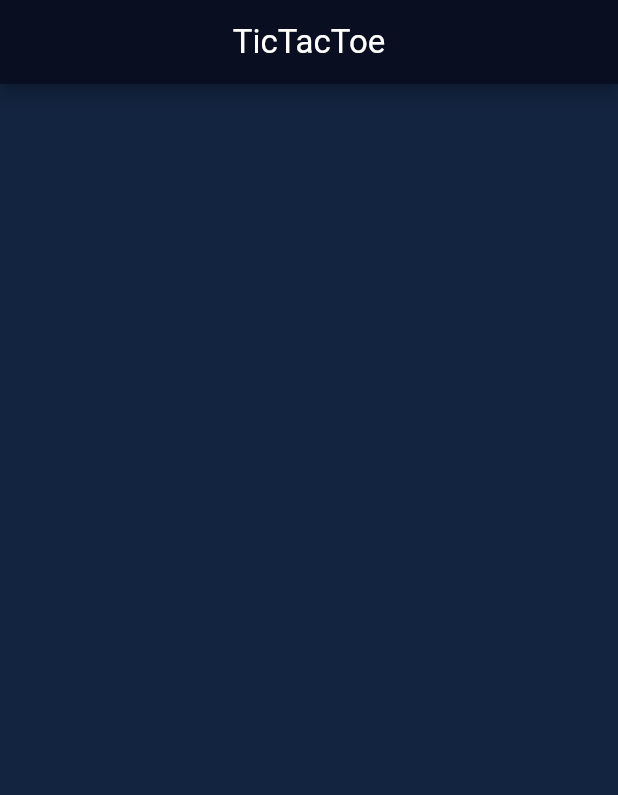
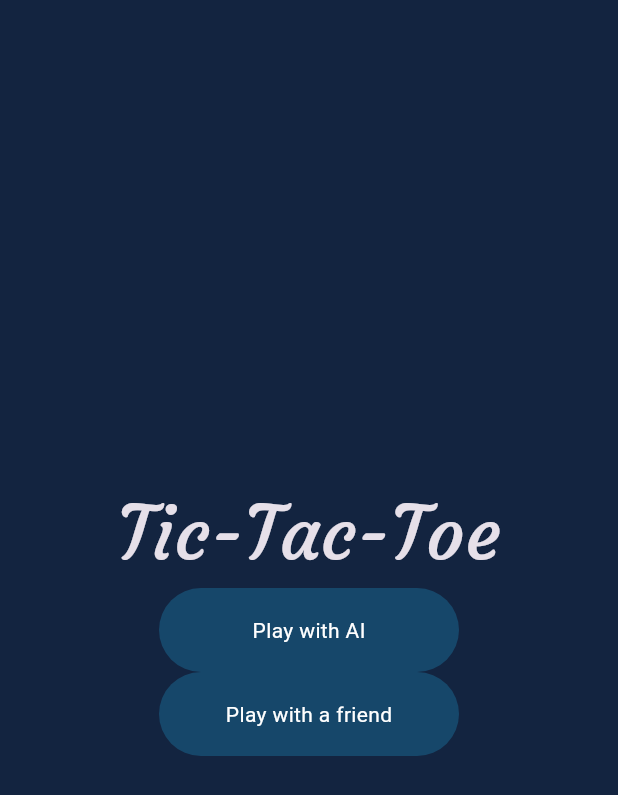
Before and after one commit to carlxxsinenomine/TicTacToe, a Flutter app: the screen it shows after launch, on a phone screen of 412 x 824 dp. Shown: the top 795 px of the screen. Run offline on Flutter 3.47's test engine with Material 3 defaults, Android fonts, the phone set to English and light mode, and no system bars.

Commit message:
ADDED: buttons and main title screen

```diff
--- a/lib/main.dart
+++ b/lib/main.dart
@@ -1,3 +1,5 @@
+import 'dart:math';
+
 import 'package:flutter/material.dart';
 
 void main() => runApp(TicTacToe());
@@ -5,7 +7,9 @@ void main() => runApp(TicTacToe());
 class TicTacToe extends StatelessWidget {
   @override
   Widget build(BuildContext context) {
+
     return MaterialApp(
+      title: 'TicTacToe',
       theme: ThemeData.dark().copyWith(
         useMaterial3: false, // dunno but without this, my custom style won't take effect
         scaffoldBackgroundColor: Color(0xFF132440), //  Change the bg color of the Scaffold
@@ -15,12 +19,71 @@ class TicTacToe extends StatelessWidget {
 
       ),
       home: Scaffold(
-        appBar: AppBar(
-          title: Center(
-              child: Text("TicTacToe")
-          ),
+        body: Column(
+          crossAxisAlignment: CrossAxisAlignment.stretch, // Stretch relative horizontally since it's a Column
+          mainAxisAlignment: MainAxisAlignment.center, // Vertical alignment
+          children: <Widget>[
+            // Title
+            Text(
+              'Tic-Tac-Toe',
+              textAlign: TextAlign.center,
+              style: TextStyle(
+                fontFamily: "Courgette",
+                fontSize: 50,
+              ),
+            ),
+
+            // center the button cause when crossAxis is stretched
+            // the width of the button is also stretched
+            // so centering makes the MainScreenButton relative to the Center widget
+            Center(
+              child: MainScreenButton(
+                titleLabel: 'Play with AI',
+                width: 200,
+                onPressed: () {
+                },
+              ),
+            ),
+            Center(
+              child: MainScreenButton(
+                titleLabel: 'Play with a friend',
+                width: 200,
+                onPressed: () {
+                },
+              ),
+            ),
+          ],
         ),
       ),
     );
   }
 }
+
+class MainScreenButton extends StatelessWidget {
+  final String titleLabel;
+  final VoidCallback? onPressed;
+  final double width;
+
+  const MainScreenButton({
+    required this.titleLabel,
+    this.onPressed,
+    this.width = 150,
+  });
+
+  @override
+  Widget build(BuildContext context) {
+    return RawMaterialButton(
+      onPressed: onPressed,
+      elevation: 0,
+      fillColor: Color(0xFF16476A),
+      constraints: BoxConstraints.tightFor(width: width, height: 56),
+      shape: RoundedRectangleBorder(
+        borderRadius: BorderRadius.circular(28),
+      ),
+      child: Text(
+        titleLabel,
+        style: TextStyle(color: Colors.white),
+      ),
+    );
+  }
+}
```
Also changed, not shown: pubspec.yaml (+9 -12 lines), assets/fonts/Courgette-Regular.ttf (added), assets/fonts/GreatVibes-Regular.ttf (added), pubspec.lock, 1 other file.
